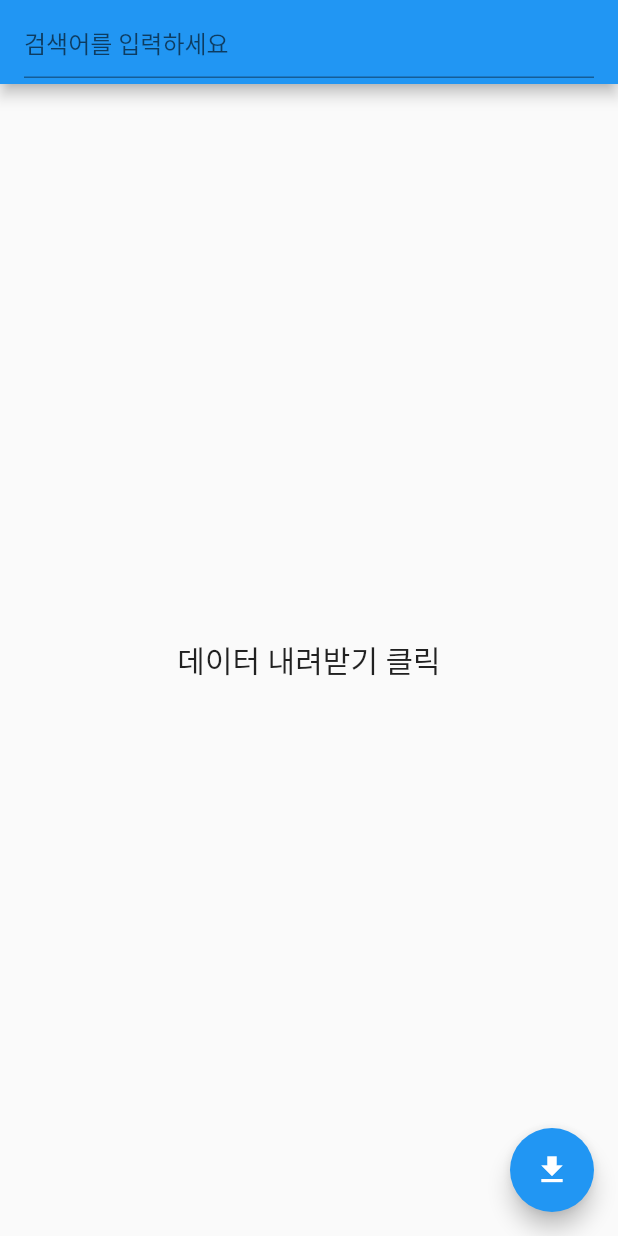
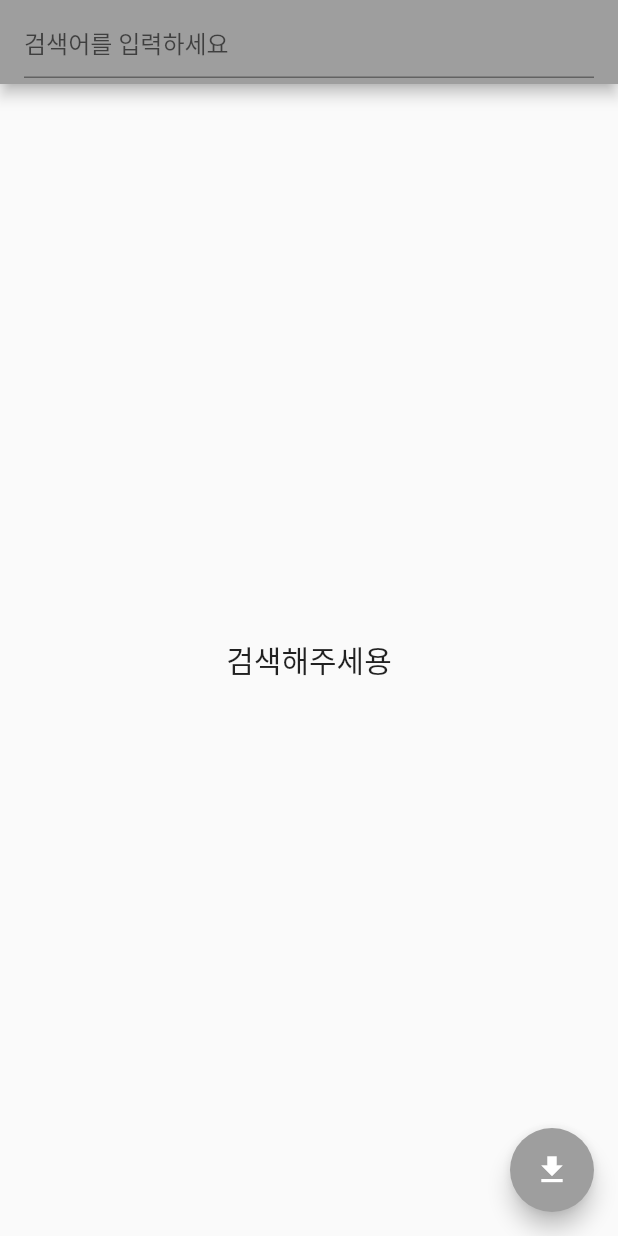
Before and after one commit to shinjoo95/flutter_ex, a Flutter app: the screen it shows after launch, on a phone screen of 412 x 824 dp. Run offline on Flutter 3.47's test engine with Material 2 defaults, Android fonts, the phone set to English and light mode, and no system bars.

Commit message:
Http_Book_List

```diff
--- a/lib/main.dart
+++ b/lib/main.dart
@@ -54,6 +54,7 @@ class _HttpApp extends State<HttpApp> {
   Widget build(BuildContext context) {
     return Scaffold(
       appBar: AppBar(
+        backgroundColor: Colors.grey,
         title: TextField(
           controller: _editingController,
           style: TextStyle(color: Colors.white),
@@ -64,7 +65,7 @@ class _HttpApp extends State<HttpApp> {
       body: Container(
         child: Center(
           child: data!.length == 0
-              ? Text('데이터 내려받기 클릭', style: TextStyle(fontSize: 20), textAlign: TextAlign.center,)
+              ? Text('검색해주세용', style: TextStyle(fontSize: 20), textAlign: TextAlign.center,)
           :ListView.builder(itemBuilder: (context, index){
             return Card(
               child: Container(
@@ -100,11 +101,12 @@ class _HttpApp extends State<HttpApp> {
         ),
       ),
       floatingActionButton: FloatingActionButton(
+        backgroundColor: Colors.grey,
         onPressed: () {
           page = 1;
           data!.clear();
           getJSONData();
-        }, child: Icon(Icons.file_download),
+        }, child:  Icon(Icons.file_download, ),
       ),
     );
   }
--- a/pubspec.yaml
+++ b/pubspec.yaml
@@ -31,8 +31,6 @@ environment:
 dependencies:
   flutter:
     sdk: flutter
-
-
   # The following adds the Cupertino Icons font to your application.
   # Use with the CupertinoIcons class for iOS style icons.
   cupertino_icons: ^1.0.2
```
